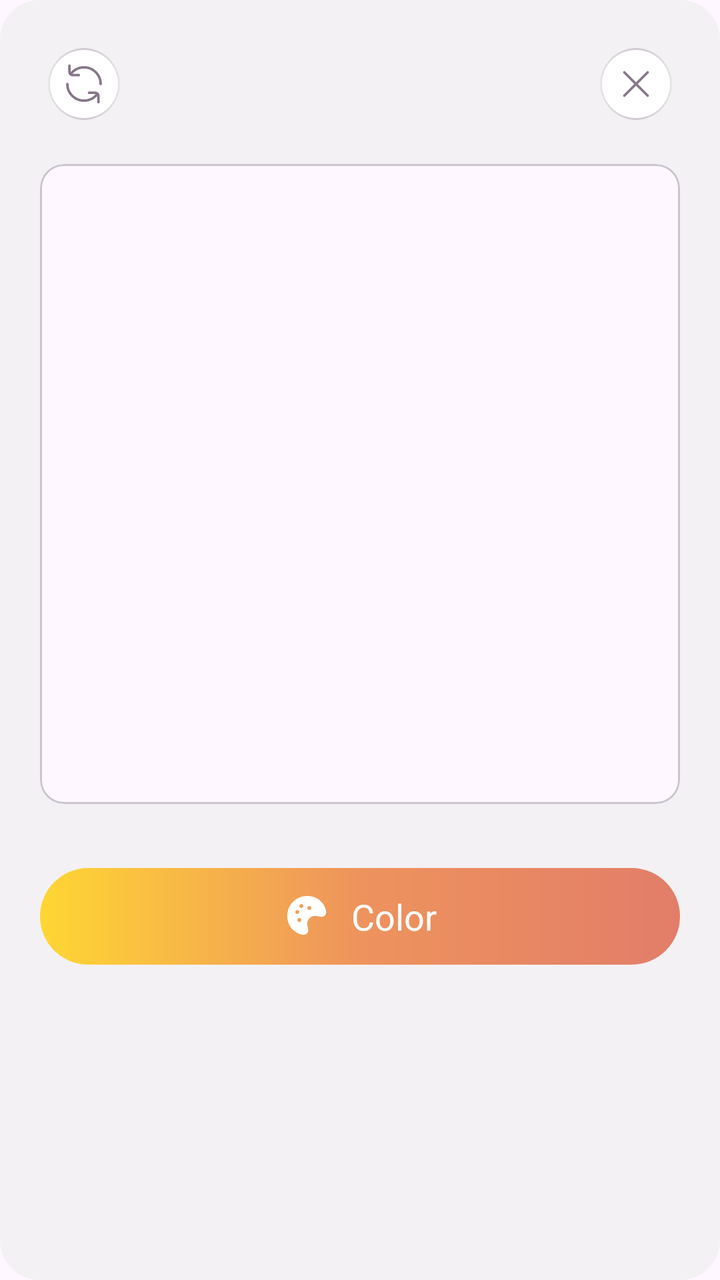
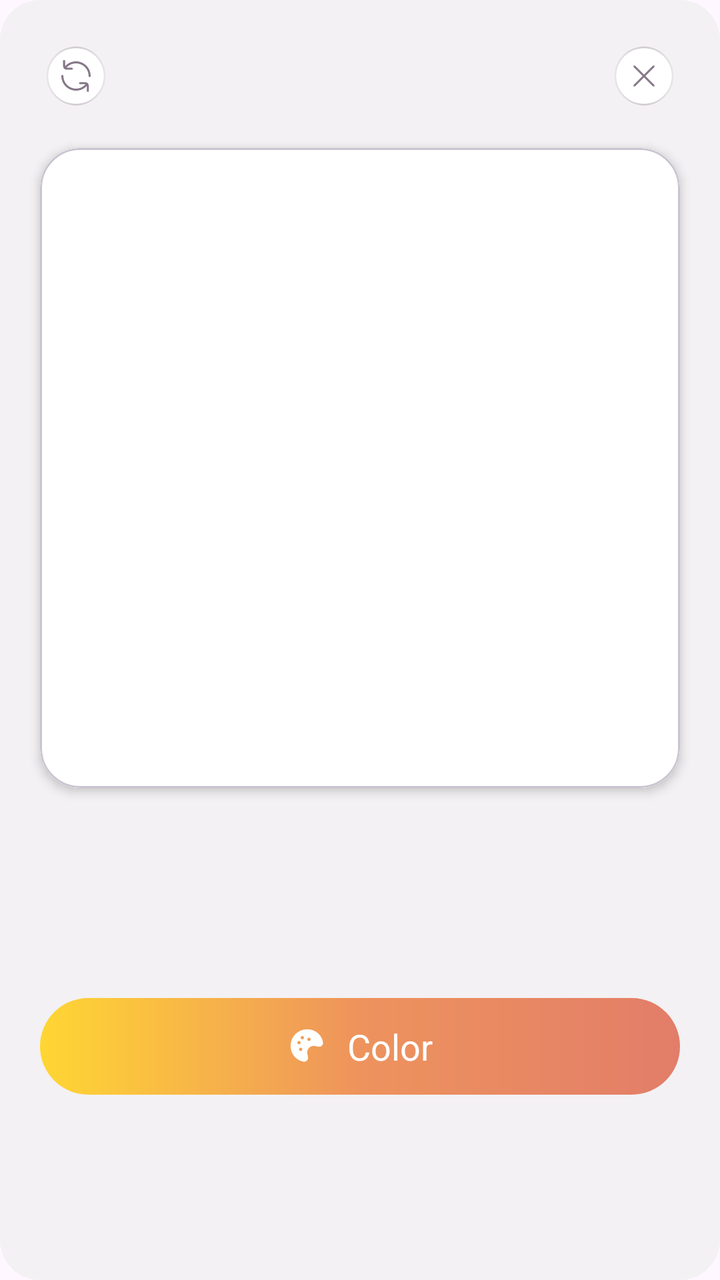

Compare the two renders of this Android layout. The source of the first and the diff that turns it into the second are given below.
<!-- AndroidManifest.xml: application theme Theme.BaseProject -->
<!-- res/layout/fragment_current_picture_dialog.xml -->
<?xml version="1.0" encoding="utf-8"?>
<androidx.constraintlayout.widget.ConstraintLayout xmlns:android="http://schemas.android.com/apk/res/android"
    xmlns:tools="http://schemas.android.com/tools"
    xmlns:app="http://schemas.android.com/apk/res-auto"
    android:layout_width="match_parent"
    android:layout_height="wrap_content"
    android:background="@drawable/bg_grey_50_20"
    android:minHeight="40dp"
    android:padding="20dp"
    tools:context=".dialog.CurrentPictureDialog">

    <ImageView
        android:id="@+id/btnClose"
        android:layout_width="wrap_content"
        android:layout_height="wrap_content"
        android:src="@drawable/ic_close_new"
        app:layout_constraintEnd_toEndOf="parent"
        app:layout_constraintTop_toTopOf="parent" />


    <ImageView
        android:id="@+id/btnReset"
        android:layout_width="wrap_content"
        android:layout_height="wrap_content"
        android:src="@drawable/img_reset"
        app:layout_constraintStart_toStartOf="parent"
        app:layout_constraintTop_toTopOf="parent" />

    <com.google.android.material.card.MaterialCardView
        android:id="@+id/ivCardView"
        android:layout_width="0dp"
        android:layout_height="0dp"
        android:layout_marginTop="18dp"
        android:elevation="4dp"
        app:layout_constraintDimensionRatio="1:1"
        app:layout_constraintEnd_toEndOf="parent"
        app:layout_constraintStart_toStartOf="parent"
        app:layout_constraintTop_toBottomOf="@id/btnReset">

        <ImageView
            android:id="@+id/ivImage"
            android:layout_width="match_parent"
            android:layout_height="wrap_content"
            android:src="@color/white" />

    </com.google.android.material.card.MaterialCardView>

    <LinearLayout
        android:id="@+id/btnColor"
        android:layout_width="match_parent"
        android:layout_height="wrap_content"
        android:layout_marginTop="32dp"
        android:background="@drawable/bg_gradient"
        android:gravity="center"
        android:orientation="horizontal"
        android:paddingVertical="12dp"
        app:layout_constraintEnd_toEndOf="parent"
        app:layout_constraintStart_toStartOf="parent"
        app:layout_constraintTop_toBottomOf="@id/ivCardView">

        <ImageView
            android:layout_width="wrap_content"
            android:layout_height="wrap_content"
            android:src="@drawable/ic_color" />

        <Space
            android:layout_width="10dp"
            android:layout_height="wrap_content" />

        <TextView
            android:id="@+id/tvColor"
            style="@style/ButtonM"
            android:layout_width="wrap_content"
            android:layout_height="wrap_content"
            android:text="@string/color"
            android:textColor="@color/white" />
    </LinearLayout>


</androidx.constraintlayout.widget.ConstraintLayout>
<!-- resources referenced by this layout -->
<resources>
  <color name="white">#FFFFFFFF</color>
  <!-- drawable bg_gradient (drawable) -->
  <?xml version="1.0" encoding="utf-8"?>
  <shape xmlns:android="http://schemas.android.com/apk/res/android"
      android:shape="rectangle">
  
      <corners android:radius="100dp" />
      <gradient
          android:centerColor="#EE935D"
          android:endColor="#E27D69"
          android:startColor="#FFD633" />
  </shape>
  <!-- drawable bg_grey_50_20 (drawable) -->
  <?xml version="1.0" encoding="utf-8"?>
  <shape android:shape="rectangle"
      xmlns:android="http://schemas.android.com/apk/res/android">
  
      <corners android:radius="20dp" />
      <solid android:color="@color/grey_50" />
  </shape>
  <!-- drawable ic_color (drawable) -->
  <vector xmlns:android="http://schemas.android.com/apk/res/android"
      android:width="24dp"
      android:height="24dp"
      android:viewportWidth="24"
      android:viewportHeight="24">
    <path
        android:pathData="M11.811,2H12.196C16.715,2 20.588,5.232 21.396,9.678C21.688,11.285 20.285,12.688 18.678,12.396L16.5,12C13.84,11.516 11.516,13.84 12,16.5L12.396,18.678C12.688,20.285 11.285,21.688 9.678,21.396C5.232,20.588 2,16.715 2,12.196V11.811C2,6.393 6.393,2 11.811,2ZM9,8C9.552,8 10,7.552 10,7C10,6.448 9.552,6 9,6C8.448,6 8,6.448 8,7C8,7.552 8.448,8 9,8ZM13,9C13.552,9 14,8.552 14,8C14,7.448 13.552,7 13,7C12.448,7 12,7.448 12,8C12,8.552 12.448,9 13,9ZM8,10C8,10.552 7.552,11 7,11C6.448,11 6,10.552 6,10C6,9.448 6.448,9 7,9C7.552,9 8,9.448 8,10ZM8,15C8.552,15 9,14.552 9,14C9,13.448 8.552,13 8,13C7.448,13 7,13.448 7,14C7,14.552 7.448,15 8,15Z"
        android:fillColor="#ffffff"
        android:fillType="evenOdd"/>
  </vector>
  <!-- drawable img_reset: vector/xml drawable (drawable, 3359 chars, omitted) -->
  <string name="color">Color</string>
  <style name="ButtonM">
          <item name="fontFamily">@font/nunito_sans_bold</item>
          <item name="android:textSize">18sp</item>
      </style>
  <style name="Theme.BaseProject" parent="Base.Theme.BaseProject" />
  <color name="grey_50">#F3F1F3</color>
  <style name="Base.Theme.BaseProject" parent="Theme.Material3.DayNight.NoActionBar">
          
          
      </style>
  <!-- unchanged entries left out for length: 1 -->
</resources>

<!-- the commit's change to res/layout/fragment_current_picture_dialog.xml (unified diff, before → after) -->
@@ -5,14 +5,16 @@
     android:layout_width="match_parent"
     android:layout_height="wrap_content"
     android:background="@drawable/bg_grey_50_20"
+    android:clipChildren="false"
+    android:clipToPadding="false"
     android:minHeight="40dp"
     android:padding="20dp"
     tools:context=".dialog.CurrentPictureDialog">
 
     <ImageView
         android:id="@+id/btnClose"
-        android:layout_width="wrap_content"
-        android:layout_height="wrap_content"
+        android:layout_width="36dp"
+        android:layout_height="36dp"
         android:src="@drawable/ic_close_new"
         app:layout_constraintEnd_toEndOf="parent"
         app:layout_constraintTop_toTopOf="parent" />
@@ -20,9 +22,9 @@
 
     <ImageView
         android:id="@+id/btnReset"
-        android:layout_width="wrap_content"
-        android:layout_height="wrap_content"
-        android:src="@drawable/img_reset"
+        android:layout_width="36dp"
+        android:layout_height="36dp"
+        android:src="@drawable/ic_revert"
         app:layout_constraintStart_toStartOf="parent"
         app:layout_constraintTop_toTopOf="parent" />
 
@@ -31,7 +33,11 @@
         android:layout_width="0dp"
         android:layout_height="0dp"
         android:layout_marginTop="18dp"
-        android:elevation="4dp"
+        app:cardBackgroundColor="@color/white"
+        app:cardCornerRadius="20dp"
+        app:cardElevation="3dp"
+        app:cardPreventCornerOverlap="false"
+        app:cardUseCompatPadding="false"
         app:layout_constraintDimensionRatio="1:1"
         app:layout_constraintEnd_toEndOf="parent"
         app:layout_constraintStart_toStartOf="parent"
@@ -40,7 +46,9 @@
         <ImageView
             android:id="@+id/ivImage"
             android:layout_width="match_parent"
-            android:layout_height="wrap_content"
+            android:layout_height="match_parent"
+            android:background="@color/white"
+            android:scaleType="fitCenter"
             android:src="@color/white" />
 
     </com.google.android.material.card.MaterialCardView>
@@ -54,14 +62,15 @@
         android:gravity="center"
         android:orientation="horizontal"
         android:paddingVertical="12dp"
+        app:layout_constraintBottom_toBottomOf="parent"
         app:layout_constraintEnd_toEndOf="parent"
         app:layout_constraintStart_toStartOf="parent"
         app:layout_constraintTop_toBottomOf="@id/ivCardView">
 
         <ImageView
-            android:layout_width="wrap_content"
-            android:layout_height="wrap_content"
-            android:src="@drawable/ic_color" />
+            android:layout_width="20dp"
+            android:layout_height="20dp"
+            android:src="@drawable/ic_mini_color" />
 
         <Space
             android:layout_width="10dp"
<!-- resource entries referenced after the edit -->
@@ -20,7 +20,7 @@
       <corners android:radius="20dp" />
       <solid android:color="@color/grey_50" />
   </shape>
-  <!-- drawable ic_color (drawable) -->
+  <!-- drawable ic_mini_color (drawable) -->
   <vector xmlns:android="http://schemas.android.com/apk/res/android"
       android:width="24dp"
       android:height="24dp"
@@ -31,7 +31,7 @@
         android:fillColor="#ffffff"
         android:fillType="evenOdd"/>
   </vector>
-  <!-- drawable img_reset: vector/xml drawable (drawable, 3359 chars, omitted) -->
+  <!-- drawable ic_revert: vector/xml drawable (drawable, 3359 chars, omitted) -->
   <string name="color">Color</string>
   <style name="ButtonM">
           <item name="fontFamily">@font/nunito_sans_bold</item>
